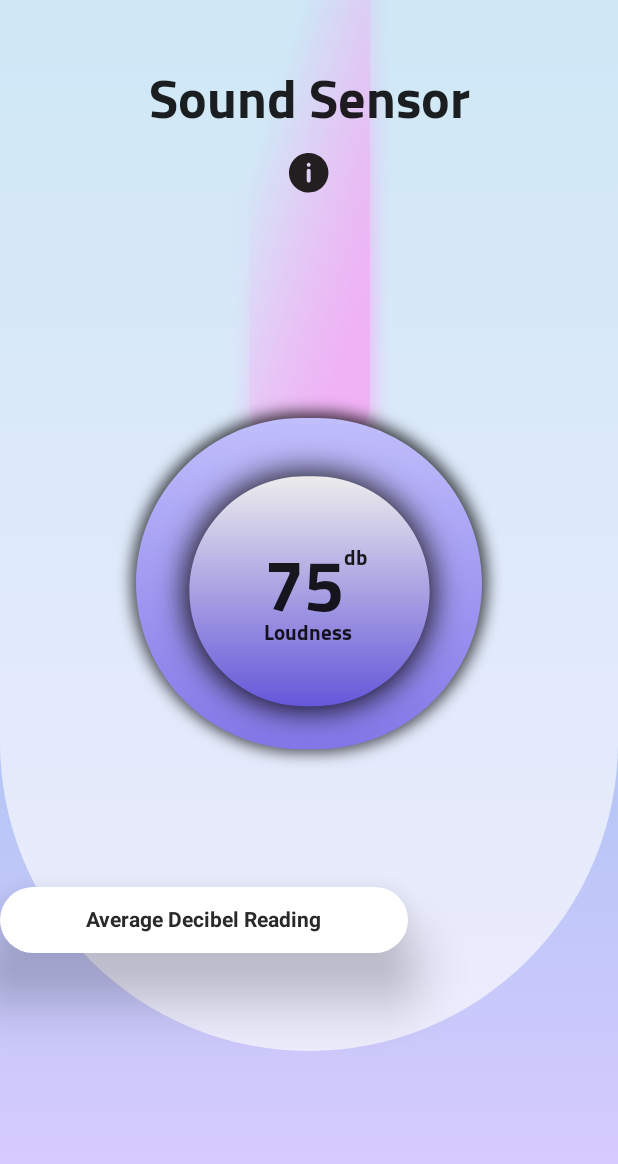
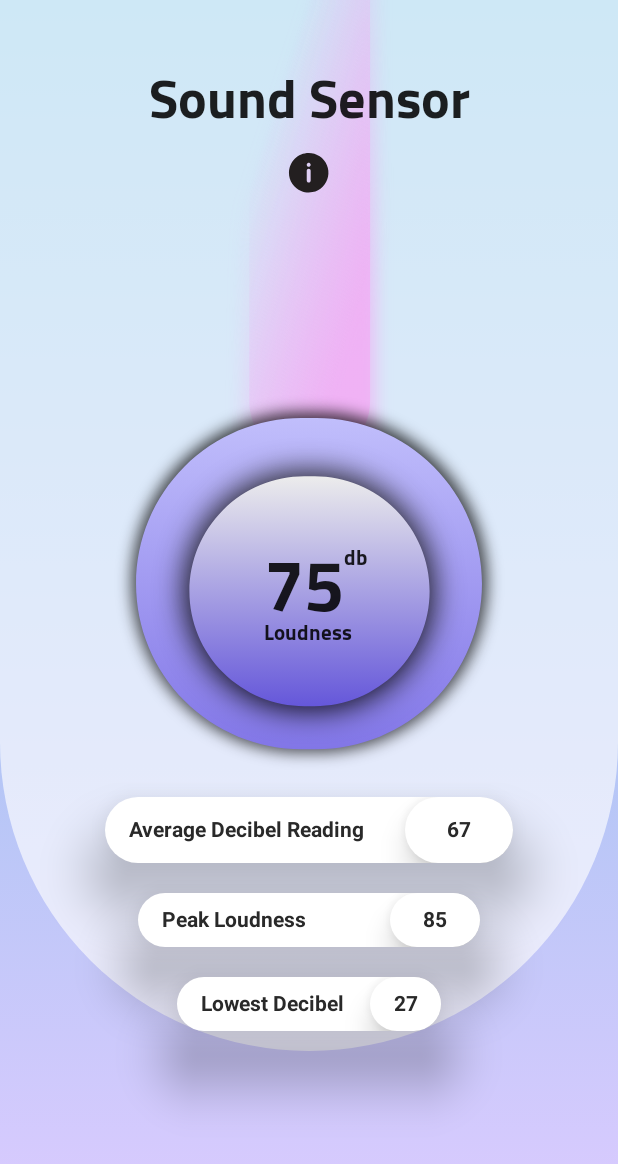
Before and after one commit to Cfoulcard/Android-Sensor-Engine, an Android app built with Jetpack Compose: the SoundSensor screen opened directly, with no data from a screen before it, on a phone screen of 412 x 824 dp. Shown: the top 1164 px of the screen. Run offline under Robolectric (Android 15) with nearby library versions, the phone set to English and light mode, and no system bars; Roboto replaces fonts that are not available here.

Commit message:
Created three labels for sensor info
Organized sensor classes

```diff
--- /dev/null
+++ b/app/src/main/java/com/ui/composables/SensorScreens.kt
@@ -0,0 +1,333 @@
+package com.ui.composables
+
+import androidx.compose.foundation.Image
+import androidx.compose.foundation.layout.*
+import androidx.compose.material.Card
+import androidx.compose.material.MaterialTheme
+import androidx.compose.material.Text
+import androidx.compose.runtime.Composable
+import androidx.compose.ui.Alignment
+import androidx.compose.ui.Modifier
+import androidx.compose.ui.draw.alpha
+import androidx.compose.ui.draw.blur
+import androidx.compose.ui.graphics.Color
+import androidx.compose.ui.layout.ContentScale
+import androidx.compose.ui.res.painterResource
+import androidx.compose.ui.text.SpanStyle
+import androidx.compose.ui.text.TextStyle
+import androidx.compose.ui.text.buildAnnotatedString
+import androidx.compose.ui.text.font.FontWeight
+import androidx.compose.ui.text.style.BaselineShift
+import androidx.compose.ui.text.style.TextAlign
+import androidx.compose.ui.text.withStyle
+import androidx.compose.ui.unit.dp
+import androidx.compose.ui.unit.sp
+import com.androidsensorengine.ui.theme.HomeScreenShapes
+import com.androidsensorengine.ui.theme.pureWhite
+import com.christianfoulcard.android.androidsensorengine.R
+
+@Composable
+fun DisplaySensorTitle(text: String) {
+    Text(
+        text = text,
+        fontSize = 36.sp,
+        textAlign = TextAlign.Center,
+        modifier = Modifier.padding(top = 32.dp),
+        style = MaterialTheme.typography.h1
+    )
+}
+
+@Composable
+fun InfoIcon() {
+    Image(
+        painter = painterResource(R.drawable.ic_icon_info),
+        contentDescription = "info",
+        contentScale = ContentScale.Fit,
+        modifier = Modifier
+            .size(32.dp)
+            .fillMaxSize(),
+        alignment = Alignment.Center,
+    )
+}
+
+@Composable
+fun CentralGraphicSensorInfo(largeInfoString: String?, superScript: String?, description: String?) {
+    Box(
+        modifier = Modifier
+            .fillMaxWidth(),
+        contentAlignment = Alignment.Center
+    ) {
+        Image(
+            painter = painterResource(R.drawable.ic_back_circle_dark),
+            contentDescription = "backCircle",
+            contentScale = ContentScale.Fit,
+            modifier = Modifier.size(370.dp).blur(8.dp).alpha(0.75f),
+            alignment = Alignment.Center,
+        )
+        Image(
+            painter = painterResource(R.drawable.ic_back_circle),
+            contentDescription = "backCircle",
+            contentScale = ContentScale.Fit,
+            modifier = Modifier.size(360.dp),
+            alignment = Alignment.Center,
+        )
+        Image(
+            painter = painterResource(R.drawable.ic_top_circle_dark),
+            contentDescription = "topCircle",
+            contentScale = ContentScale.Fit,
+            modifier = Modifier.size(260.dp).blur(16.dp).alpha(.90f),
+            alignment = Alignment.Center,
+        )
+        Image(
+            painter = painterResource(R.drawable.ic_top_circle),
+            contentDescription = "topCircle",
+            contentScale = ContentScale.Fit,
+            modifier = Modifier.size(250.dp),
+            alignment = Alignment.Center,
+        )
+        Column(
+            modifier = Modifier.absoluteOffset(4.dp, (-4).dp)
+        ) {
+            Text(
+                text = buildAnnotatedString {
+                    withStyle(style = SpanStyle(
+                        fontSize = 48.sp)
+                    ) {
+                        if (largeInfoString != null) {
+                            append(largeInfoString)
+                        }
+                    }
+                    withStyle(style = SpanStyle(
+                        fontSize = 14.sp,
+                        baselineShift = BaselineShift(+1f)
+                    )
+                    ) {
+                        if (superScript != null) {
+                            append(superScript)
+                        }
+                    }
+                },
+                textAlign = TextAlign.Center,
+                style = MaterialTheme.typography.h3,
+
+                )
+            if (description != null) {
+                Text(
+                    text = description,
+                    fontSize = 14.sp,
+                    textAlign = TextAlign.Center,
+                    style = MaterialTheme.typography.h1,
+                    modifier = Modifier.absoluteOffset(y = (-26).dp)
+                )
+            }
+        }
+    }
+
+}
+
+@Composable
+fun FirstInfoLabelGroup(description: String?, value: String?) {
+    Box(modifier = Modifier
+        .fillMaxWidth()
+        .offset(y = (-60).dp),
+        contentAlignment = Alignment.Center) {
+        Card(
+            elevation = 24.dp,
+            modifier = Modifier
+                .width(width = 272.dp)
+                .height(height = 44.dp)
+                .fillMaxWidth(1f),
+            shape = HomeScreenShapes.small,
+            backgroundColor = pureWhite,
+        ) {
+            Row(verticalAlignment = Alignment.CenterVertically,
+                horizontalArrangement = Arrangement.SpaceBetween) {
+                if (description != null) {
+                    Text(
+                        text = description,
+                        color = Color(0xff292929),
+                        textAlign = TextAlign.Left,
+                        style = TextStyle(
+                            fontSize = 14.sp,
+                            fontWeight = FontWeight.Bold
+                        ),
+                        modifier = Modifier.padding(start = 16.dp)
+                    )
+                }
+                FirstInfoLabelGroupValue(value)
+            }
+        }
+    }
+}
+
+@Composable
+fun FirstInfoLabelGroupValue(value: String?) {
+    Box(
+        contentAlignment = Alignment.Center
+    ) {
+        Card(
+            elevation = 12.dp,
+            modifier = Modifier
+                .width(width = 72.dp)
+                .height(height = 44.dp),
+            shape = HomeScreenShapes.small,
+            backgroundColor = pureWhite,
+        ) {
+            Row(
+                verticalAlignment = Alignment.CenterVertically,
+                horizontalArrangement = Arrangement.Center,
+            ) {
+                if (value != null) {
+                    Text(
+                        text = value,
+                        color = Color(0xff292929),
+                        textAlign = TextAlign.Center,
+                        style = TextStyle(
+                            fontSize = 14.sp,
+                            fontWeight = FontWeight.Bold
+                        ),
+
+                        )
+                }
+            }
+        }
+    }
+}
+
+@Composable
+fun SecondInfoLabelGroup(description: String?, value: String?) {
+    Box(modifier = Modifier
+        .fillMaxWidth()
+        .offset(y = (-40).dp),
+        contentAlignment = Alignment.Center) {
+        Card(
+            elevation = 24.dp,
+            modifier = Modifier
+                .width(width = 228.dp)
+                .height(height = 36.dp)
+                .fillMaxWidth(1f),
+            shape = HomeScreenShapes.small,
+            backgroundColor = pureWhite,
+        ) {
+            Row(verticalAlignment = Alignment.CenterVertically,
+                horizontalArrangement = Arrangement.SpaceBetween) {
+                if (description != null) {
+                    Text(
+                        text = description,
+                        color = Color(0xff292929),
+                        textAlign = TextAlign.Left,
+                        style = TextStyle(
+                            fontSize = 14.sp,
+                            fontWeight = FontWeight.Bold
+                        ),
+                        modifier = Modifier.padding(start = 16.dp)
+                    )
+                }
+                SecondInfoLabelGroupValue(value)
+            }
+        }
+    }
+}
+
+@Composable
+fun SecondInfoLabelGroupValue(value: String?) {
+    Box(
+        contentAlignment = Alignment.Center
+    ) {
+        Card(
+            elevation = 12.dp,
+            modifier = Modifier
+                .width(width = 60.dp)
+                .height(height = 36.dp),
+            shape = HomeScreenShapes.small,
+            backgroundColor = pureWhite,
+        ) {
+            Row(
+                verticalAlignment = Alignment.CenterVertically,
+                horizontalArrangement = Arrangement.Center,
+            ) {
+                if (value != null) {
+                    Text(
+                        text = value,
+                        color = Color(0xff292929),
+                        textAlign = TextAlign.Center,
+                        style = TextStyle(
+                            fontSize = 14.sp,
+                            fontWeight = FontWeight.Bold
+                        ),
+
+                        )
+                }
+            }
+        }
+    }
+}
+
+@Composable
+fun ThirdInfoLabelGroup(description: String?, value: String?) {
+    Box(modifier = Modifier
+        .fillMaxWidth()
+        .offset(y = (-20).dp),
+        contentAlignment = Alignment.Center) {
+        Card(
+            elevation = 24.dp,
+            modifier = Modifier
+                .width(width = 176.dp)
+                .height(height = 36.dp)
+                .fillMaxWidth(1f),
+            shape = HomeScreenShapes.small,
+            backgroundColor = pureWhite,
+        ) {
+            Row(verticalAlignment = Alignment.CenterVertically,
+                horizontalArrangement = Arrangement.SpaceBetween) {
+                if (description != null) {
+                    Text(
+                        text = description,
+                        color = Color(0xff292929),
+                        textAlign = TextAlign.Left,
+                        style = TextStyle(
+                            fontSize = 14.sp,
+                            fontWeight = FontWeight.Bold
+                        ),
+                        modifier = Modifier.padding(start = 16.dp)
+                    )
+                }
+                ThirdInfoLabelGroupValue(value)
+            }
+        }
+    }
+}
+
+@Composable
+fun ThirdInfoLabelGroupValue(value: String?) {
+    Box(
+        contentAlignment = Alignment.Center
+    ) {
+        Card(
+            elevation = 12.dp,
+            modifier = Modifier
+                .width(width = 47.dp)
+                .height(height = 36.dp),
+            shape = HomeScreenShapes.small,
+            backgroundColor = pureWhite,
+        ) {
+            Row(
+                verticalAlignment = Alignment.CenterVertically,
+                horizontalArrangement = Arrangement.Center,
+            ) {
+                if (value != null) {
+                    Text(
+                        text = value,
+                        color = Color(0xff292929),
+                        textAlign = TextAlign.Center,
+                        style = TextStyle(
+                            fontSize = 14.sp,
+                            fontWeight = FontWeight.Bold
+                        ),
+
+                        )
+                }
+            }
+        }
+    }
+}
--- a/app/src/main/java/com/ui/sensors/SoundSensor.kt
+++ b/app/src/main/java/com/ui/sensors/SoundSensor.kt
@@ -3,35 +3,20 @@ package com.androidsensorengine.ui.sensors
 import android.os.Bundle
 import androidx.activity.ComponentActivity
 import androidx.activity.compose.setContent
-import androidx.compose.foundation.Image
-import androidx.compose.foundation.layout.*
-import androidx.compose.material.Card
-import androidx.compose.material.MaterialTheme
-import androidx.compose.material.Text
+import androidx.compose.foundation.layout.Arrangement
+import androidx.compose.foundation.layout.Column
+import androidx.compose.foundation.layout.fillMaxSize
+import androidx.compose.foundation.layout.padding
 import androidx.compose.runtime.Composable
 import androidx.compose.ui.Alignment
 import androidx.compose.ui.Modifier
-import androidx.compose.ui.draw.alpha
-import androidx.compose.ui.draw.blur
-import androidx.compose.ui.graphics.Color
-import androidx.compose.ui.layout.ContentScale
-import androidx.compose.ui.res.painterResource
-import androidx.compose.ui.text.SpanStyle
-import androidx.compose.ui.text.TextStyle
-import androidx.compose.ui.text.buildAnnotatedString
-import androidx.compose.ui.text.font.FontWeight
-import androidx.compose.ui.text.style.BaselineShift
-import androidx.compose.ui.text.style.TextAlign
-import androidx.compose.ui.text.withStyle
 import androidx.compose.ui.tooling.preview.Preview
 import androidx.compose.ui.unit.dp
-import androidx.compose.ui.unit.sp
 import com.androidsensorengine.ui.composables.HalfCircleBackgroundLonger
 import com.androidsensorengine.ui.composables.MainGradientBackground
 import com.androidsensorengine.ui.composables.SensorCometBackground
 import com.androidsensorengine.ui.theme.AndroidSensorEngineTheme
-import com.androidsensorengine.ui.theme.HomeScreenShapes
-import com.christianfoulcard.android.androidsensorengine.R
+import com.ui.composables.*
 
 class SoundSensor: ComponentActivity() {
 
@@ -48,130 +33,22 @@ class SoundSensor: ComponentActivity() {
                     modifier = Modifier
                         .fillMaxSize()
                 ) {
-                    DisplayTitle()
+                    DisplaySensorTitle("Sound Sensor")
                     InfoIcon()
                     Column(modifier = Modifier.padding(top = 90.dp)) {
-                        TopCircle()
-                        Group()
+                        CentralGraphicSensorInfo(
+                            largeInfoString = "75",
+                            superScript = "db",
+                            description = "Loudness"
+                        )
+                            FirstInfoLabelGroup("Average Decibel Reading", "67")
+                            SecondInfoLabelGroup("Peak Loudness", "85")
+                            ThirdInfoLabelGroup("Lowest Decibel", "27")
                     }
                 }
             }
         }
     }
-
-    @Composable
-    fun DisplayTitle() {
-        Text(
-            text = "Sound Sensor",
-            fontSize = 36.sp,
-            textAlign = TextAlign.Center,
-            modifier = Modifier.padding(top = 32.dp),
-            style = MaterialTheme.typography.h1
-        )
-    }
-
-    @Composable
-    fun InfoIcon() {
-        Image(
-            painter = painterResource(R.drawable.ic_icon_info),
-            contentDescription = "info",
-            contentScale = ContentScale.Fit,
-            modifier = Modifier
-                .size(32.dp)
-                .fillMaxSize(),
-            alignment = Alignment.Center,
-        )
-    }
-
-    @Composable
-    fun TopCircle() {
-        Box(
-            modifier = Modifier
-                .fillMaxWidth(),
-            contentAlignment = Alignment.Center
-        ) {
-            Image(
-                painter = painterResource(R.drawable.ic_back_circle_dark),
-                contentDescription = "backCircle",
-                contentScale = ContentScale.Fit,
-                modifier = Modifier.size(370.dp).blur(8.dp).alpha(0.75f),
-                alignment = Alignment.Center,
-            )
-            Image(
-                painter = painterResource(R.drawable.ic_back_circle),
-                contentDescription = "backCircle",
-                contentScale = ContentScale.Fit,
-                modifier = Modifier.size(360.dp),
-                alignment = Alignment.Center,
-            )
-            Image(
-                painter = painterResource(R.drawable.ic_top_circle_dark),
-                contentDescription = "topCircle",
-                contentScale = ContentScale.Fit,
-                modifier = Modifier.size(260.dp).blur(16.dp).alpha(.90f),
-                alignment = Alignment.Center,
-            )
-            Image(
-                painter = painterResource(R.drawable.ic_top_circle),
-                contentDescription = "topCircle",
-                contentScale = ContentScale.Fit,
-                modifier = Modifier.size(250.dp),
-                alignment = Alignment.Center,
-            )
-            Column(
-                modifier = Modifier.absoluteOffset(4.dp, (-4).dp)
-            ) {
-                    Text(
-                        text = buildAnnotatedString {
-                            withStyle(style = SpanStyle(
-                                fontSize = 48.sp)) { append("75") }
-                            withStyle(style = SpanStyle(
-                                fontSize = 14.sp,
-                                baselineShift = BaselineShift(+1f)
-                            )) { append("db") }
-                        },
-                        textAlign = TextAlign.Center,
-                        style = MaterialTheme.typography.h3,
-
-                    )
-                Text(
-                    text = "Loudness",
-                    fontSize = 14.sp,
-                    textAlign = TextAlign.Center,
-                    style = MaterialTheme.typography.h1,
-                    modifier = Modifier.absoluteOffset(y = (-26).dp)
-                )
-            }
-        }
-
-    }
-
-    @Composable
-    fun Group() {
-        Card(
-            elevation = 24.dp,
-            modifier = Modifier
-                .width(width = 272.dp)
-                .height(height = 44.dp),
-            shape = HomeScreenShapes.small
-        ) {
-            Box(contentAlignment = Alignment.Center) {
-                Row(horizontalArrangement = Arrangement.SpaceBetween) {
-                    Text(
-                        text = "Average Decibel Reading",
-                        color = Color(0xff292929),
-                        textAlign = TextAlign.Left,
-                        style = TextStyle(
-                            fontSize = 14.sp,
-                            fontWeight = FontWeight.Bold
-                        )
-                    )
-                }
-            }
-        }
-    }
-
-
 
     @Preview(showBackground = true)
     @Composable
@@ -186,12 +63,17 @@ class SoundSensor: ComponentActivity() {
                 modifier = Modifier
                     .fillMaxSize()
             ) {
-                DisplayTitle()
+                DisplaySensorTitle("Sound Sensor")
                 InfoIcon()
-
                 Column(modifier = Modifier.padding(top = 90.dp)) {
-                    TopCircle()
-                    Group()
+                    CentralGraphicSensorInfo(
+                        largeInfoString = "75",
+                        superScript = "db",
+                        description = "Loudness"
+                    )
+                    FirstInfoLabelGroup("Average Decibel Reading", "67")
+                    SecondInfoLabelGroup("Peak Loudness", "85")
+                    ThirdInfoLabelGroup("Lowest Decibel", "27")
                 }
             }
         }
```
